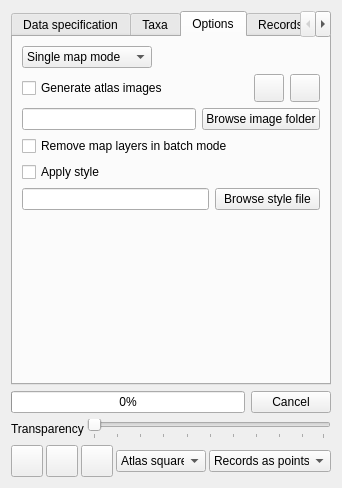
First picture: the form in TomBio/ui_biorec.ui, repository FieldStudiesCouncil/QGIS-Biological-Recording-Tools, before the edit.
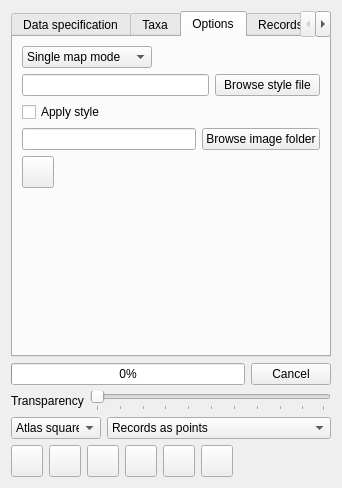
Second picture: the form after the edit. The open tabs and pages were chosen to show the change. Icons and pictures are not drawn.

```diff
--- a/TomBio/ui_biorec.ui
+++ b/TomBio/ui_biorec.ui
@@ -367,116 +367,6 @@
          </item>
         </widget>
        </item>
-       <item>
-        <layout class="QHBoxLayout" name="horizontalLayout_7">
-         <item>
-          <widget class="QCheckBox" name="cbGenerateImages">
-           <property name="toolTip">
-            <string>Generate atlas image</string>
-           </property>
-           <property name="text">
-            <string>Generate atlas images</string>
-           </property>
-          </widget>
-         </item>
-         <item>
-          <widget class="QPushButton" name="butSaveImage">
-           <property name="minimumSize">
-            <size>
-             <width>28</width>
-             <height>28</height>
-            </size>
-           </property>
-           <property name="maximumSize">
-            <size>
-             <width>30</width>
-             <height>30</height>
-            </size>
-           </property>
-           <property name="toolTip">
-            <string>Save map as image</string>
-           </property>
-           <property name="text">
-            <string/>
-           </property>
-           <property name="icon">
-            <iconset>
-             <normaloff>images/saveimage.png</normaloff>images/saveimage.png</iconset>
-           </property>
-           <property name="iconSize">
-            <size>
-             <width>24</width>
-             <height>24</height>
-            </size>
-           </property>
-          </widget>
-         </item>
-         <item>
-          <widget class="QPushButton" name="butHelp">
-           <property name="minimumSize">
-            <size>
-             <width>28</width>
-             <height>28</height>
-            </size>
-           </property>
-           <property name="maximumSize">
-            <size>
-             <width>30</width>
-             <height>30</height>
-            </size>
-           </property>
-           <property name="toolTip">
-            <string>Tips and help</string>
-           </property>
-           <property name="text">
-            <string/>
-           </property>
-           <property name="icon">
-            <iconset>
-             <normaloff>images/bang.png</normaloff>images/bang.png</iconset>
-           </property>
-           <property name="iconSize">
-            <size>
-             <width>24</width>
-             <height>24</height>
-            </size>
-           </property>
-          </widget>
-         </item>
-        </layout>
-       </item>
-       <item>
-        <layout class="QHBoxLayout" name="horizontalLayout_3">
-         <item>
-          <widget class="QLineEdit" name="leImageFolder">
-           <property name="toolTip">
-            <string>Folder for atlas images</string>
-           </property>
-          </widget>
-         </item>
-         <item>
-          <widget class="QPushButton" name="pbBrowseImageFolder">
-           <property name="text">
-            <string>Browse image folder</string>
-           </property>
-          </widget>
-         </item>
-        </layout>
-       </item>
-       <item>
-        <widget class="QCheckBox" name="cbRemoveMaps">
-         <property name="text">
-          <string>Remove map layers in batch mode</string>
-         </property>
-        </widget>
-       </item>
-       <item>
-        <widget class="QCheckBox" name="cbApplyStyle">
-         <property name="text">
-          <string>Apply style</string>
-         </property>
-        </widget>
-       </item>
        <item>
         <layout class="QHBoxLayout" name="horizontalLayout_4">
          <item>
@@ -501,6 +391,80 @@
          </item>
         </layout>
        </item>
+       <item>
+        <widget class="QCheckBox" name="cbApplyStyle">
+         <property name="text">
+          <string>Apply style</string>
+         </property>
+        </widget>
+       </item>
+       <item>
+        <layout class="QHBoxLayout" name="horizontalLayout_3">
+         <item>
+          <widget class="QLineEdit" name="leImageFolder">
+           <property name="toolTip">
+            <string>Folder for atlas images</string>
+           </property>
+          </widget>
+         </item>
+         <item>
+          <widget class="QPushButton" name="pbBrowseImageFolder">
+           <property name="text">
+            <string>Browse image folder</string>
+           </property>
+          </widget>
+         </item>
+        </layout>
+       </item>
+       <item>
+        <layout class="QHBoxLayout" name="horizontalLayout_7">
+         <item>
+          <widget class="QPushButton" name="butHelp">
+           <property name="minimumSize">
+            <size>
+             <width>32</width>
+             <height>32</height>
+            </size>
+           </property>
+           <property name="maximumSize">
+            <size>
+             <width>32</width>
+             <height>32</height>
+            </size>
+           </property>
+           <property name="toolTip">
+            <string>Tips and help</string>
+           </property>
+           <property name="text">
+            <string/>
+           </property>
+           <property name="icon">
+            <iconset>
+             <normaloff>images/bang.png</normaloff>images/bang.png</iconset>
+           </property>
+           <property name="iconSize">
+            <size>
+             <width>26</width>
+             <height>26</height>
+            </size>
+           </property>
+          </widget>
+         </item>
+         <item>
+          <spacer name="horizontalSpacer_2">
+           <property name="orientation">
+            <enum>Qt::Horizontal</enum>
+           </property>
+           <property name="sizeHint" stdset="0">
+            <size>
+             <width>40</width>
+             <height>20</height>
+            </size>
+           </property>
+          </spacer>
+         </item>
+        </layout>
+       </item>
        <item>
         <spacer name="verticalSpacer">
          <property name="orientation">
@@ -571,20 +535,7 @@
     </layout>
    </item>
    <item>
-    <widget class="QFrame" name="frame_4">
-     <property name="frameShape">
-      <enum>QFrame::NoFrame</enum>
-     </property>
-     <property name="frameShadow">
-      <enum>QFrame::Raised</enum>
-     </property>
-     <layout class="QHBoxLayout" name="horizontalLayout_5">
-      <property name="spacing">
-       <number>3</number>
-      </property>
-      <property name="margin">
-       <number>0</number>
-      </property>
+    <layout class="QHBoxLayout" name="horizontalLayout_8">
       <item>
        <widget class="QLabel" name="label_2">
         <property name="text">
@@ -606,158 +557,9 @@
        </widget>
       </item>
      </layout>
-    </widget>
    </item>
    <item>
-    <widget class="QFrame" name="frame">
-     <property name="sizePolicy">
-      <sizepolicy hsizetype="Preferred" vsizetype="Fixed">
-       <horstretch>0</horstretch>
-       <verstretch>0</verstretch>
-      </sizepolicy>
-     </property>
-     <property name="minimumSize">
-      <size>
-       <width>32</width>
-       <height>32</height>
-      </size>
-     </property>
-     <property name="maximumSize">
-      <size>
-       <width>16777215</width>
-       <height>32</height>
-      </size>
-     </property>
-     <property name="frameShape">
-      <enum>QFrame::NoFrame</enum>
-     </property>
-     <property name="frameShadow">
-      <enum>QFrame::Raised</enum>
-     </property>
-     <property name="lineWidth">
-      <number>0</number>
-     </property>
-     <layout class="QHBoxLayout" name="horizontalLayout_2">
-      <property name="spacing">
-       <number>3</number>
-      </property>
-      <property name="margin">
-       <number>0</number>
-      </property>
-      <item>
-       <widget class="QPushButton" name="butMap">
-        <property name="sizePolicy">
-         <sizepolicy hsizetype="Fixed" vsizetype="Fixed">
-          <horstretch>0</horstretch>
-          <verstretch>0</verstretch>
-         </sizepolicy>
-        </property>
-        <property name="minimumSize">
-         <size>
-          <width>32</width>
-          <height>32</height>
-         </size>
-        </property>
-        <property name="maximumSize">
-         <size>
-          <width>32</width>
-          <height>32</height>
-         </size>
-        </property>
-        <property name="toolTip">
-         <string>Create map layer</string>
-        </property>
-        <property name="text">
-         <string/>
-        </property>
-        <property name="icon">
-         <iconset>
-          <normaloff>images/maptaxa.png</normaloff>images/maptaxa.png</iconset>
-        </property>
-        <property name="iconSize">
-         <size>
-          <width>30</width>
-          <height>30</height>
-         </size>
-        </property>
-       </widget>
-      </item>
-      <item>
-       <widget class="QPushButton" name="butRemoveMap">
-        <property name="sizePolicy">
-         <sizepolicy hsizetype="Fixed" vsizetype="Fixed">
-          <horstretch>0</horstretch>
-          <verstretch>0</verstretch>
-         </sizepolicy>
-        </property>
-        <property name="minimumSize">
-         <size>
-          <width>32</width>
-          <height>32</height>
-         </size>
-        </property>
-        <property name="maximumSize">
-         <size>
-          <width>32</width>
-          <height>32</height>
-         </size>
-        </property>
-        <property name="toolTip">
-         <string>Remove last map layer</string>
-        </property>
-        <property name="text">
-         <string/>
-        </property>
-        <property name="icon">
-         <iconset>
-          <normaloff>images/removelayer.png</normaloff>images/removelayer.png</iconset>
-        </property>
-        <property name="iconSize">
-         <size>
-          <width>30</width>
-          <height>30</height>
-         </size>
-        </property>
-       </widget>
-      </item>
-      <item>
-       <widget class="QPushButton" name="butRemoveMaps">
-        <property name="sizePolicy">
-         <sizepolicy hsizetype="Fixed" vsizetype="Fixed">
-          <horstretch>0</horstretch>
-          <verstretch>0</verstretch>
-         </sizepolicy>
-        </property>
-        <property name="minimumSize">
-         <size>
-          <width>32</width>
-          <height>32</height>
-         </size>
-        </property>
-        <property name="maximumSize">
-         <size>
-          <width>32</width>
-          <height>32</height>
-         </size>
-        </property>
-        <property name="toolTip">
-         <string>Remove all map layers</string>
-        </property>
-        <property name="text">
-         <string/>
-        </property>
-        <property name="icon">
-         <iconset>
-          <normaloff>images/removelayers.png</normaloff>images/removelayers.png</iconset>
-        </property>
-        <property name="iconSize">
-         <size>
-          <width>30</width>
-          <height>30</height>
-         </size>
-        </property>
-       </widget>
-      </item>
+    <layout class="QHBoxLayout" name="horizontalLayout_5">
       <item>
        <widget class="QComboBox" name="cboSymbol">
         <property name="sizePolicy">
@@ -847,9 +649,248 @@
        </widget>
       </item>
      </layout>
-    </widget>
-   </item>
-  </layout>
+   </item>
+   <item>
+    <layout class="QHBoxLayout" name="horizontalLayout_2">
+     <item>
+      <widget class="QPushButton" name="butMap">
+       <property name="sizePolicy">
+        <sizepolicy hsizetype="Fixed" vsizetype="Fixed">
+         <horstretch>0</horstretch>
+         <verstretch>0</verstretch>
+        </sizepolicy>
+       </property>
+       <property name="minimumSize">
+        <size>
+         <width>32</width>
+         <height>32</height>
+        </size>
+       </property>
+       <property name="maximumSize">
+        <size>
+         <width>32</width>
+         <height>32</height>
+        </size>
+       </property>
+       <property name="toolTip">
+        <string>Create map layer</string>
+       </property>
+       <property name="text">
+        <string/>
+       </property>
+       <property name="icon">
+        <iconset>
+         <normaloff>images/maptaxa.png</normaloff>images/maptaxa.png</iconset>
+       </property>
+       <property name="iconSize">
+        <size>
+         <width>30</width>
+         <height>30</height>
+        </size>
+       </property>
+      </widget>
+     </item>
+     <item>
+      <widget class="QPushButton" name="butSaveImage">
+       <property name="minimumSize">
+        <size>
+         <width>32</width>
+         <height>32</height>
+        </size>
+       </property>
+       <property name="maximumSize">
+        <size>
+         <width>32</width>
+         <height>32</height>
+        </size>
+       </property>
+       <property name="toolTip">
+        <string>Save images for all map layers</string>
+       </property>
+       <property name="text">
+        <string/>
+       </property>
+       <property name="icon">
+        <iconset>
+         <normaloff>images/saveimage.png</normaloff>images/saveimage.png</iconset>
+       </property>
+       <property name="iconSize">
+        <size>
+         <width>28</width>
+         <height>28</height>
+        </size>
+       </property>
+      </widget>
+     </item>
+     <item>
+      <widget class="QPushButton" name="butShowAll">
+       <property name="minimumSize">
+        <size>
+         <width>32</width>
+         <height>32</height>
+        </size>
+       </property>
+       <property name="maximumSize">
+        <size>
+         <width>32</width>
+         <height>32</height>
+        </size>
+       </property>
+       <property name="toolTip">
+        <string>Show all generated map layers</string>
+       </property>
+       <property name="text">
+        <string/>
+       </property>
+       <property name="icon">
+        <iconset>
+         <normaloff>images/layershow.png</normaloff>images/layershow.png</iconset>
+       </property>
+       <property name="iconSize">
+        <size>
+         <width>26</width>
+         <height>26</height>
+        </size>
+       </property>
+      </widget>
+     </item>
+     <item>
+      <widget class="QPushButton" name="butHideAll">
+       <property name="minimumSize">
+        <size>
+         <width>32</width>
+         <height>32</height>
+        </size>
+       </property>
+       <property name="maximumSize">
+        <size>
+         <width>32</width>
+         <height>32</height>
+        </size>
+       </property>
+       <property name="toolTip">
+        <string>Hide all generated map layers</string>
+       </property>
+       <property name="text">
+        <string/>
+       </property>
+       <property name="icon">
+        <iconset>
+         <normaloff>images/layerhide.png</normaloff>images/layerhide.png</iconset>
+       </property>
+       <property name="iconSize">
+        <size>
+         <width>26</width>
+         <height>26</height>
+        </size>
+       </property>
+      </widget>
+     </item>
+     <item>
+      <widget class="QPushButton" name="butRemoveMap">
+       <property name="sizePolicy">
+        <sizepolicy hsizetype="Fixed" vsizetype="Fixed">
+         <horstretch>0</horstretch>
+         <verstretch>0</verstretch>
+        </sizepolicy>
+       </property>
+       <property name="minimumSize">
+        <size>
+         <width>32</width>
+         <height>32</height>
+        </size>
+       </property>
+       <property name="maximumSize">
+        <size>
+         <width>32</width>
+         <height>32</height>
+        </size>
+       </property>
+       <property name="toolTip">
+        <string>Remove last map layer</string>
+       </property>
+       <property name="text">
+        <string/>
+       </property>
+       <property name="icon">
+        <iconset>
+         <normaloff>images/removelayer.png</normaloff>images/removelayer.png</iconset>
+       </property>
+       <property name="iconSize">
+        <size>
+         <width>30</width>
+         <height>30</height>
+        </size>
+       </property>
+      </widget>
+     </item>
+     <item>
+      <widget class="QPushButton" name="butRemoveMaps">
+       <property name="sizePolicy">
+        <sizepolicy hsizetype="Fixed" vsizetype="Fixed">
+         <horstretch>0</horstretch>
+         <verstretch>0</verstretch>
+        </sizepolicy>
+       </property>
+       <property name="minimumSize">
+        <size>
+         <width>32</width>
+         <height>32</height>
+        </size>
+       </property>
+       <property name="maximumSize">
+        <size>
+         <width>32</width>
+         <height>32</height>
+        </size>
+       </property>
+       <property name="toolTip">
+        <string>Remove all map layers</string>
+       </property>
+       <property name="text">
+        <string/>
+       </property>
+       <property name="icon">
+        <iconset>
+         <normaloff>images/removelayers.png</normaloff>images/removelayers.png</iconset>
+       </property>
+       <property name="iconSize">
+        <size>
+         <width>30</width>
+         <height>30</height>
+        </size>
+       </property>
+      </widget>
+     </item>
+     <item>
+      <spacer name="horizontalSpacer_3">
+       <property name="orientation">
+        <enum>Qt::Horizontal</enum>
+       </property>
+       <property name="sizeHint" stdset="0">
+        <size>
+         <width>40</width>
+         <height>20</height>
+        </size>
+       </property>
+      </spacer>
+     </item>
+    </layout>
+   </item>
+  </layout>
+  <zorder>tabWidget</zorder>
+  <zorder>label_2</zorder>
+  <zorder>hsLayerTransparency</zorder>
+  <zorder>cboSymbol</zorder>
+  <zorder>cboMapType</zorder>
+  <zorder>cboMapType</zorder>
+  <zorder>butRemoveMaps</zorder>
+  <zorder>butRemoveMap</zorder>
+  <zorder>butMap</zorder>
+  <zorder>butHideAll</zorder>
+  <zorder>butShowAll</zorder>
+  <zorder>butSaveImage</zorder>
+  <zorder>horizontalSpacer_3</zorder>
  </widget>
  <resources/>
  <connections/>
```
Lines whose indentation alone changed are shown as unchanged.
